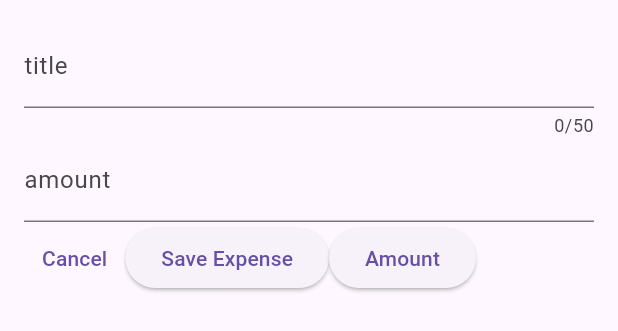
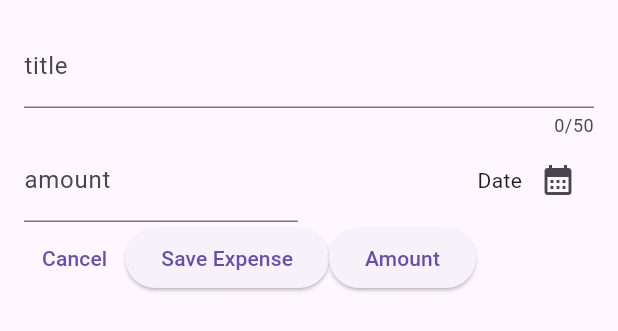
Before and after one commit to NizamUddin07/expense_dairy, a Flutter app: the NewExpense widget shown alone on an empty page, opened directly, on a phone screen of 412 x 824 dp. Shown: the top 331 px of the screen. Run offline on Flutter 3.47's test engine with Material 3 defaults, Android fonts, the phone set to English and light mode, and no system bars.

Commit message:
date picker

```diff
--- a/lib/new_expense.dart
+++ b/lib/new_expense.dart
@@ -12,6 +12,13 @@ class _NewExpenseState extends State<NewExpense> {
 
   final _amountController = TextEditingController();
   final _titleController = TextEditingController();
+
+  void _presentDatePicker(){
+    final now = DateTime.now();
+    final firstDate = DateTime(now.year-1, now.month, now.day);
+
+showDatePicker(context: context, firstDate: firstDate, lastDate: now);
+  }
   @override
   void dispose() {
     // TODO: implement dispose
@@ -31,13 +38,31 @@ class _NewExpenseState extends State<NewExpense> {
                 label: Text('title')
             ),
           ),
-          TextField(
+         Row(
+         children: [
+           Expanded(child: TextField(
              controller: _amountController,
              keyboardType: TextInputType.number,
              decoration: InputDecoration(
                  label: Text('amount'),
                  prefixText: "\$"
              ),
+           )
+           ),
+           SizedBox(width: 15,),
+           Expanded(
+               child: Row(
+                 mainAxisAlignment: MainAxisAlignment.end,
+             crossAxisAlignment: CrossAxisAlignment.center,
+             children: [
+               Text("Date"),
+               IconButton(
+                 onPressed: _presentDatePicker,
+                 icon: Icon(Icons.calendar_month)
+               ),
+             ],
+           ))
+         ],
          ),
           Row(
             children: [
```
Lines whose indentation alone changed are shown as unchanged.
